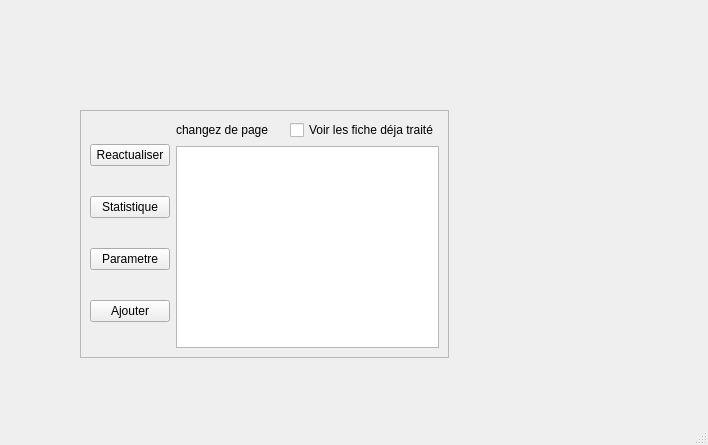
Old version of the form UI/changementDePage.ui in the repository Guillaume-Chauveau/CatalogageDeDocumentDeLaDIBISO.
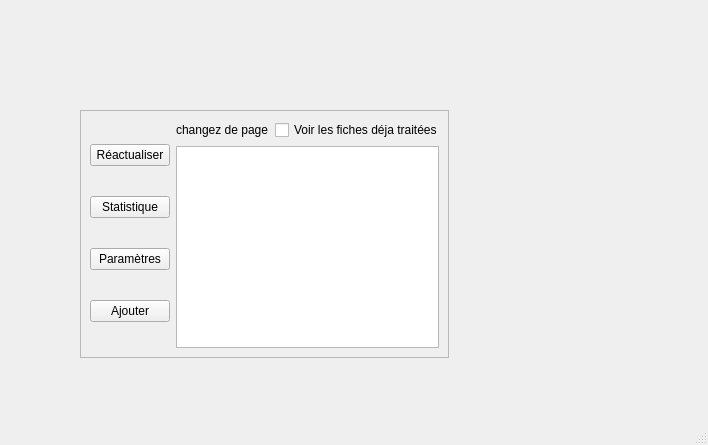
New version of the form.

What changed in the file:
```diff
--- a/UI/changementDePage.ui
+++ b/UI/changementDePage.ui
@@ -35,7 +35,7 @@
        <item>
         <widget class="QPushButton" name="Reactualiser">
          <property name="text">
-          <string>Reactualiser</string>
+          <string>Réactualiser</string>
          </property>
         </widget>
        </item>
@@ -49,7 +49,7 @@
        <item>
         <widget class="QPushButton" name="Parametre">
          <property name="text">
-          <string>Parametre</string>
+          <string>Paramètres</string>
          </property>
         </widget>
        </item>
@@ -76,7 +76,7 @@
          <item>
           <widget class="QCheckBox" name="VoirFini">
            <property name="text">
-            <string>Voir les fiche déja traité</string>
+            <string>Voir les fiches déja traitées</string>
            </property>
           </widget>
          </item>
```
